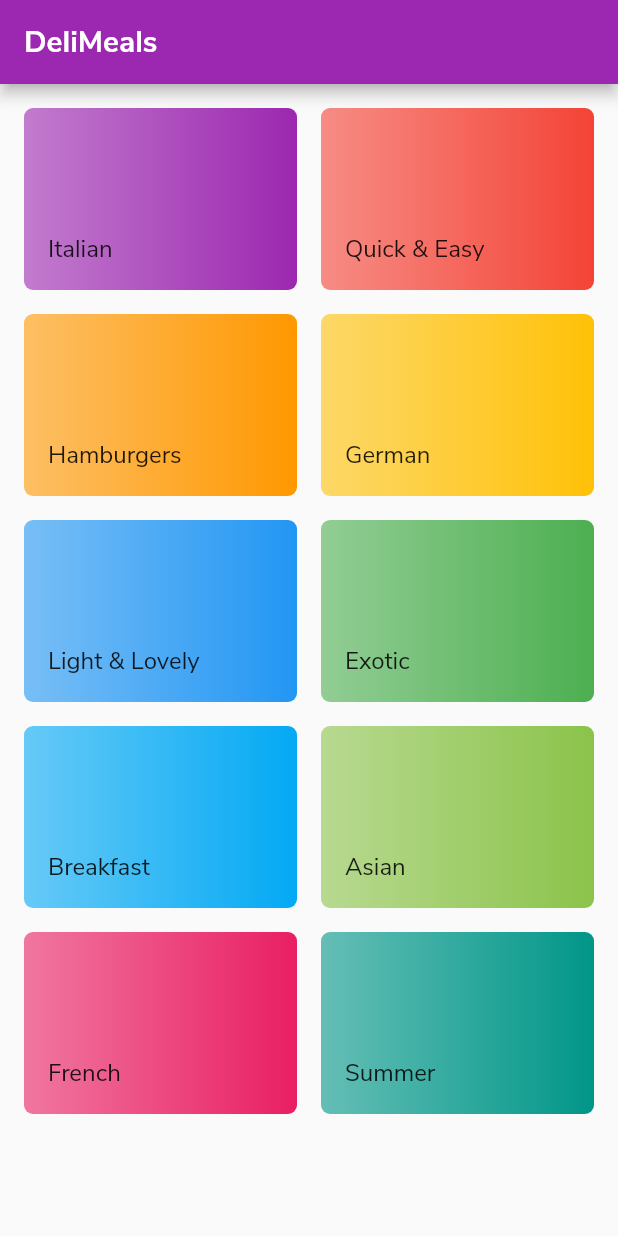
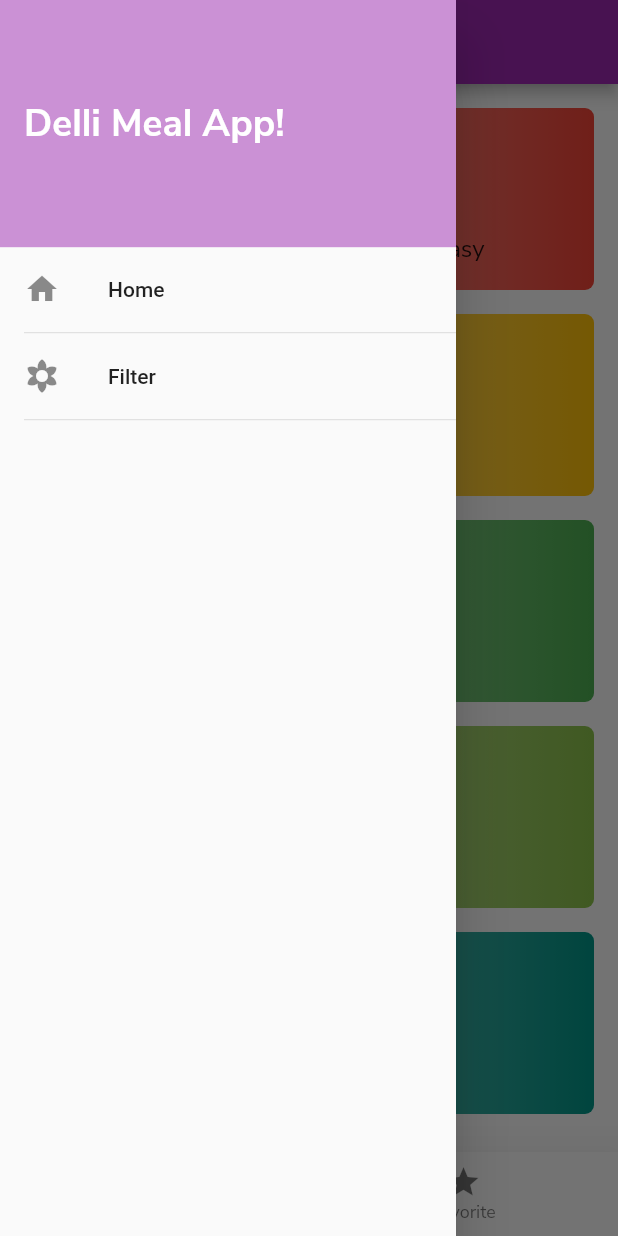
Before and after one commit to wickyou23/flutter_learning, a Flutter app: the screen it shows after launch, with the side drawer open (before the commit the screen has no drawer), on a phone screen of 412 x 824 dp. Run offline on Flutter 3.47's test engine with Material 2 defaults, Android fonts, the phone set to English and light mode, and no system bars; our stand-ins replace shimmer.

Commit message:
no message

```diff
--- a/flutter_complete_guide/lib/screens/category_page.dart
+++ b/flutter_complete_guide/lib/screens/category_page.dart
@@ -3,6 +3,7 @@ import 'package:flutter/material.dart';
 import '../widgets/category_cell.dart';
 import '../utils/extension.dart';
 import '../dummy_data.dart';
+import 'left_menu_screen.dart';
 
 class CategoryPage extends StatefulWidget {
   @override
@@ -14,11 +15,7 @@ class _CategoryPageState extends State<CategoryPage> {
 
   @override
   Widget build(BuildContext context) {
-    return Scaffold(
-      appBar: AppBar(
-        title: const Text('DeliMeals'),
-      ),
-      body: Container(
+    return Container(
       child: GridView.builder(
           padding: const EdgeInsets.all(16),
           gridDelegate: SliverGridDelegateWithMaxCrossAxisExtent(
@@ -33,7 +30,6 @@ class _CategoryPageState extends State<CategoryPage> {
               categoryItem: categorys[index],
             );
           }),
-      ),
     );
   }
 }
--- /dev/null
+++ b/flutter_complete_guide/lib/screens/left_menu_screen.dart
@@ -0,0 +1,49 @@
+import 'package:flutter/material.dart';
+
+import '../utils/extension.dart';
+
+class LeftMenuScreen extends StatelessWidget {
+  @override
+  Widget build(BuildContext context) {
+    return Drawer(
+      child: Column(
+        children: <Widget>[
+          Container(
+            width: context.media.size.width,
+            height: (context.media.size.height * 0.2),
+            color: context.theme.primaryColor.withPercentAlpha(0.5),
+            alignment: AlignmentDirectional.centerStart,
+            padding: const EdgeInsets.only(left: 16),
+            child: Text(
+              'Delli Meal App!',
+              style: context.theme.textTheme.title.copyWith(
+                fontSize: 25,
+                fontWeight: FontWeight.bold,
+                color: Colors.white,
+              ),
+            ),
+          ),
+          ListTile(
+            leading: Icon(Icons.home),
+            title: Text('Home'),
+            onTap: () {
+              context.navigator.pushReplacementNamed('/');
+            },
+          ),
+          Divider(
+            height: 2,
+            indent: 16,
+          ),
+          ListTile(
+            leading: Icon(Icons.filter_vintage),
+            title: Text('Filter'),
+             onTap: () {
+               context.navigator.pushReplacementNamed('/filter');
+             },
+          ),
+          Divider(height: 2, indent: 16),
+        ],
+      ),
+    );
+  }
+}
--- /dev/null
+++ b/flutter_complete_guide/lib/screens/tabbar_screen.dart
@@ -0,0 +1,79 @@
+import 'package:flutter/material.dart';
+
+import 'left_menu_screen.dart';
+import 'category_page.dart';
+import '../utils/extension.dart';
+import 'favorite_screen.dart';
+
+class TabbarScreen extends StatefulWidget {
+  @override
+  _TabbarScreenState createState() => _TabbarScreenState();
+}
+
+class _TabbarScreenState extends State<TabbarScreen> {
+  int _tabbarIndexSelected = 0;
+
+  void _selectedTabbar(int index) {
+    setState(() {
+      _tabbarIndexSelected = index;
+    });
+  }
+
+  Widget _selectedBody() {
+    switch (_tabbarIndexSelected) {
+      case 0:
+        return CategoryPage();
+      case 1:
+        return FavoriteScreen();
+      default:
+        return Scaffold(
+          body: Center(
+            child: Text('No Page!'),
+          ),
+        );
+    }
+  }
+
+  Widget _titleAppBar() {
+    switch (_tabbarIndexSelected) {
+      case 0:
+        return Text('Category Meals');
+      case 1:
+        return Text('Favourite');
+      default:
+        return Text('');
+    }
+  }
+
+  @override
+  Widget build(BuildContext context) {
+    return Scaffold(
+      appBar: AppBar(
+        title: _titleAppBar(),
+      ),
+      body: _selectedBody(),
+      drawer: LeftMenuScreen(),
+      bottomNavigationBar: BottomNavigationBar(
+        currentIndex: _tabbarIndexSelected,
+        elevation: 25.0,
+        selectedLabelStyle: context.theme.textTheme.title.copyWith(
+          fontSize: 12,
+        ),
+        unselectedLabelStyle: context.theme.textTheme.title.copyWith(
+          fontSize: 12,
+        ),
+        onTap: _selectedTabbar,
+        items: [
+          BottomNavigationBarItem(
+            icon: const Icon(Icons.category),
+            title: const Text('Category'),
+          ),
+          BottomNavigationBarItem(
+            icon: const Icon(Icons.star),
+            title: const Text('Favorite'),
+          ),
+        ],
+      ),
+    );
+  }
+}
--- a/flutter_complete_guide/lib/utils/wireframe.dart
+++ b/flutter_complete_guide/lib/utils/wireframe.dart
@@ -1,12 +1,15 @@
 import 'package:flutter/widgets.dart';
+import '../screens/filter_screen.dart';
+import '../screens/tabbar_screen.dart';
 import '../screens/meal_detail_screen.dart';
 import '../screens/category_detail_screen.dart';
-import '../screens/category_page.dart';
+// import '../screens/category_page.dart';
 
 class AppWireFrame {
   static final Map<String, WidgetBuilder> routes = {
-    '/': (ctx) => CategoryPage(),
+    '/': (ctx) => TabbarScreen(),
     '/category-detail': (ctx) => CategoryDetailScreen(),
     '/meal-detail': (ctx) => MealDetailScreen(),
+    '/filter': (ctx) => FilterScreen()
   };
 }
```
Also changed, not shown: flutter_complete_guide/lib/models/app_case.dart (added, +16 -0 lines), flutter_complete_guide/lib/screens/category_detail_screen.dart (+55 -9 lines), flutter_complete_guide/lib/screens/favorite_screen.dart (added, +24 -0 lines), flutter_complete_guide/lib/screens/filter_screen.dart (added, +92 -0 lines), flutter_complete_guide/lib/screens/meal_detail_screen.dart (+22 -6 lines), flutter_complete_guide/lib/widgets/dynamic_flexible_space_bar_title.dart (+3 -4 lines). Lines whose indentation alone changed are shown as unchanged.
